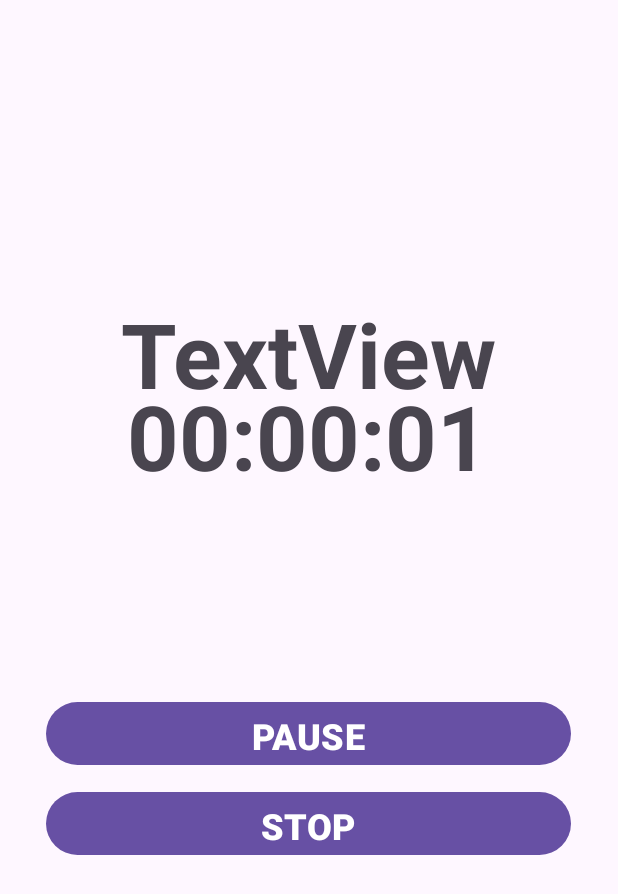
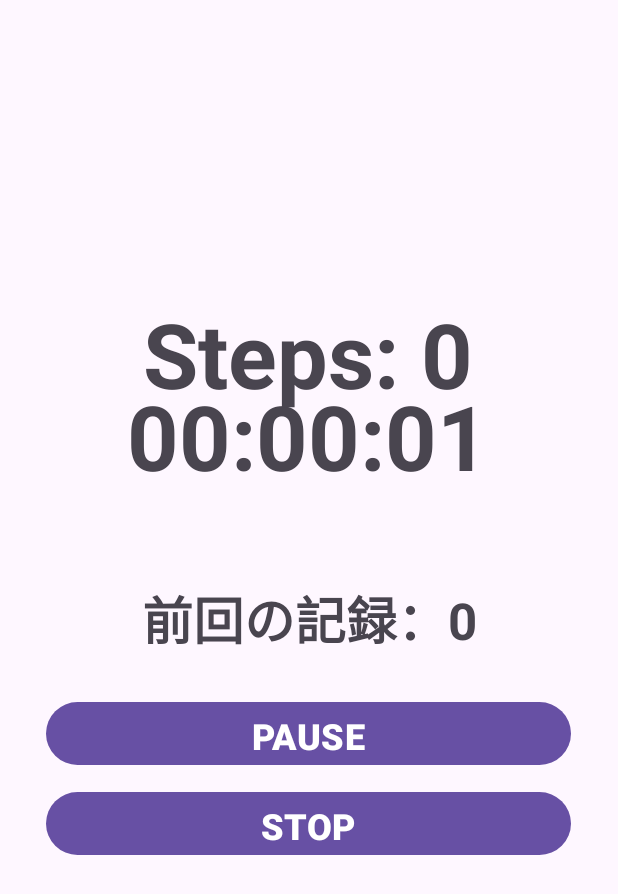
Before and after one commit to metolone-xyz/Group3Android-app, an Android app: the MeasurementActivity screen opened directly, with no data from a screen before it, on a phone screen of 412 x 824 dp. Shown: the top 894 px of the screen. Run offline under Robolectric (Android 15) with nearby library versions, the phone set to English and light mode, and no system bars.

Commit message:
配置を少し修正して，画像を入れてみました

```diff
--- a/app/src/main/res/layout/activity_measurement.xml
+++ b/app/src/main/res/layout/activity_measurement.xml
@@ -37,12 +37,19 @@
             android:textAlignment="center"/>
 
     <TextView
-            android:text="TextView"
+            android:text="Steps: 0"
             android:layout_width="wrap_content"
             android:layout_height="wrap_content" android:id="@+id/measurementStepCountTextView"
             app:layout_constraintBottom_toTopOf="@+id/PauseButton" app:layout_constraintStart_toStartOf="parent"
             app:layout_constraintEnd_toEndOf="parent" app:layout_constraintHorizontal_bias="0.496"
             android:textStyle="bold" android:textSize="60sp"
             android:textAlignment="center" android:layout_marginBottom="188dp"/>
+    <TextView
+            android:text="前回の記録：0"
+            android:layout_width="wrap_content"
+            android:layout_height="wrap_content" android:id="@+id/previousCountTextView"
+            app:layout_constraintEnd_toEndOf="parent" app:layout_constraintStart_toStartOf="parent"
+            app:layout_constraintBottom_toBottomOf="parent" app:layout_constraintTop_toTopOf="parent"
+            android:textAlignment="center" android:textStyle="bold" android:textSize="34sp"/>
 
 </androidx.constraintlayout.widget.ConstraintLayout>
```
Also changed, not shown: app/src/main/res/layout/activity_coupon_management.xml (+26 -10 lines), app/src/main/res/layout/activity_start.xml (+18 -3 lines).
